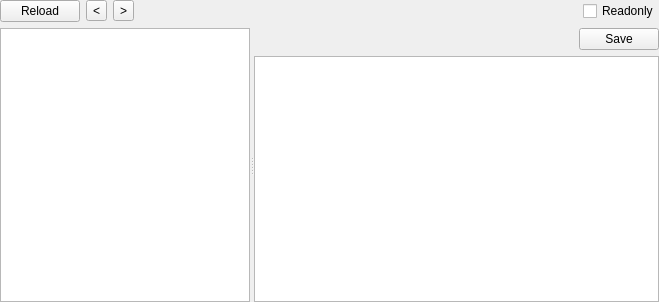
Old version of the form DEX/dexwidget.ui in the repository horsicq/FormatWidgets.
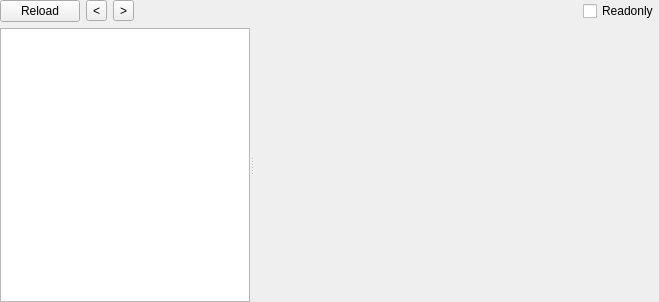
New version of the form. The open tabs and pages were chosen to show the change. Custom widgets are drawn as their Qt base class.

```diff
--- a/DEX/dexwidget.ui
+++ b/DEX/dexwidget.ui
@@ -124,6 +124,25 @@
         </item>
        </layout>
       </widget>
+      <widget class="QWidget" name="page_VirusTotal">
+       <layout class="QVBoxLayout" name="verticalLayout_16_2">
+        <property name="leftMargin">
+         <number>0</number>
+        </property>
+        <property name="topMargin">
+         <number>0</number>
+        </property>
+        <property name="rightMargin">
+         <number>0</number>
+        </property>
+        <property name="bottomMargin">
+         <number>0</number>
+        </property>
+        <item>
+         <widget class="XVirusTotalWidget" name="widgetVirusTotal" native="true"/>
+        </item>
+       </layout>
+      </widget>
       <widget class="QWidget" name="page_HEX">
        <layout class="QVBoxLayout" name="verticalLayout_2">
         <property name="leftMargin">
@@ -828,6 +847,12 @@
    <header>xfileinfowidget.h</header>
    <container>1</container>
   </customwidget>
+  <customwidget>
+   <class>XVirusTotalWidget</class>
+   <extends>QWidget</extends>
+   <header>xvirustotalwidget.h</header>
+   <container>1</container>
+  </customwidget>
  </customwidgets>
  <resources/>
  <connections/>
```
